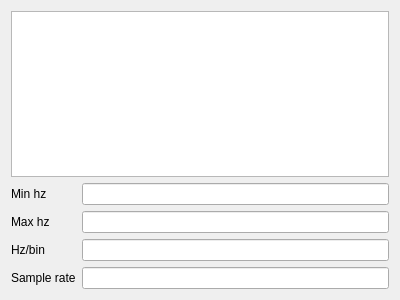
Old version of the form tools/transforminfoform.ui in the repository gustafsson/freq.
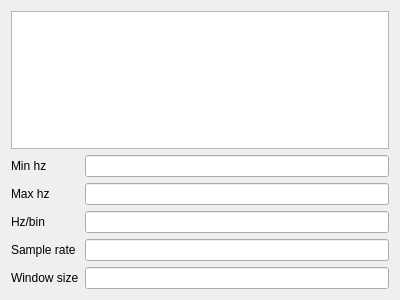
New version of the form.

Commit message: Stft window size in transform info

The edit to the form file:
```diff
--- a/tools/transforminfoform.ui
+++ b/tools/transforminfoform.ui
@@ -59,6 +59,16 @@
      <item row="3" column="1">
       <widget class="QLineEdit" name="sampleRateEdit"/>
      </item>
+     <item row="4" column="0">
+      <widget class="QLabel" name="windowSizeLabel">
+       <property name="text">
+        <string>Window size</string>
+       </property>
+      </widget>
+     </item>
+     <item row="4" column="1">
+      <widget class="QLineEdit" name="windowSizeEdit"/>
+     </item>
     </layout>
    </item>
   </layout>
```
The commit also changes 2 other files.
